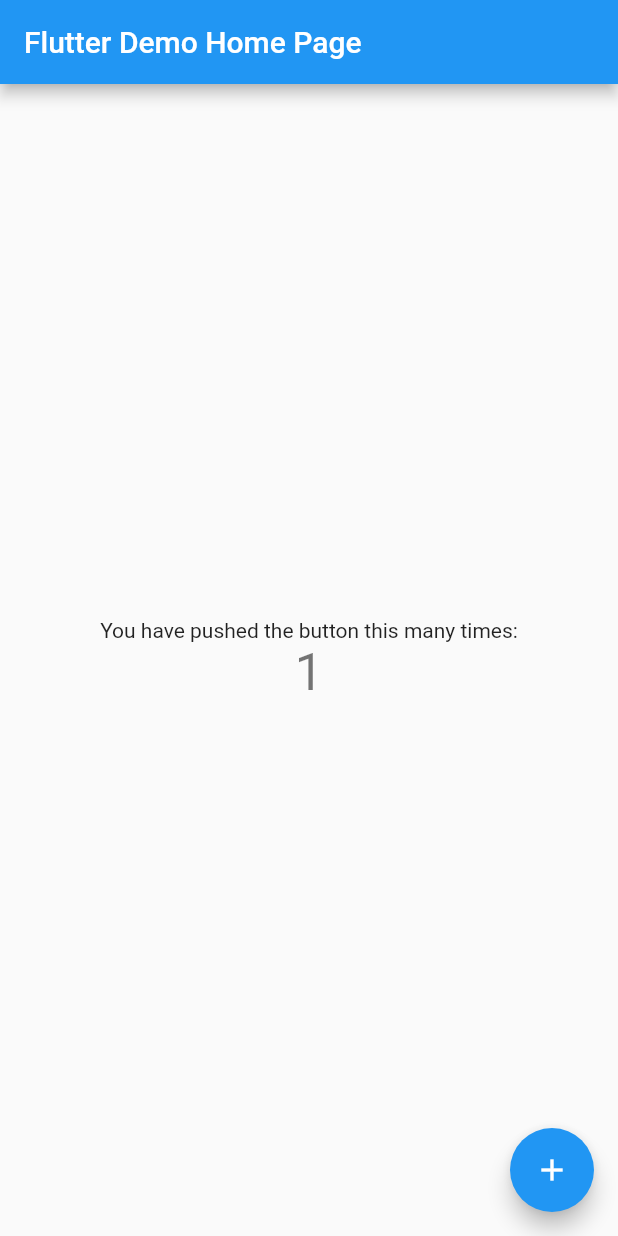
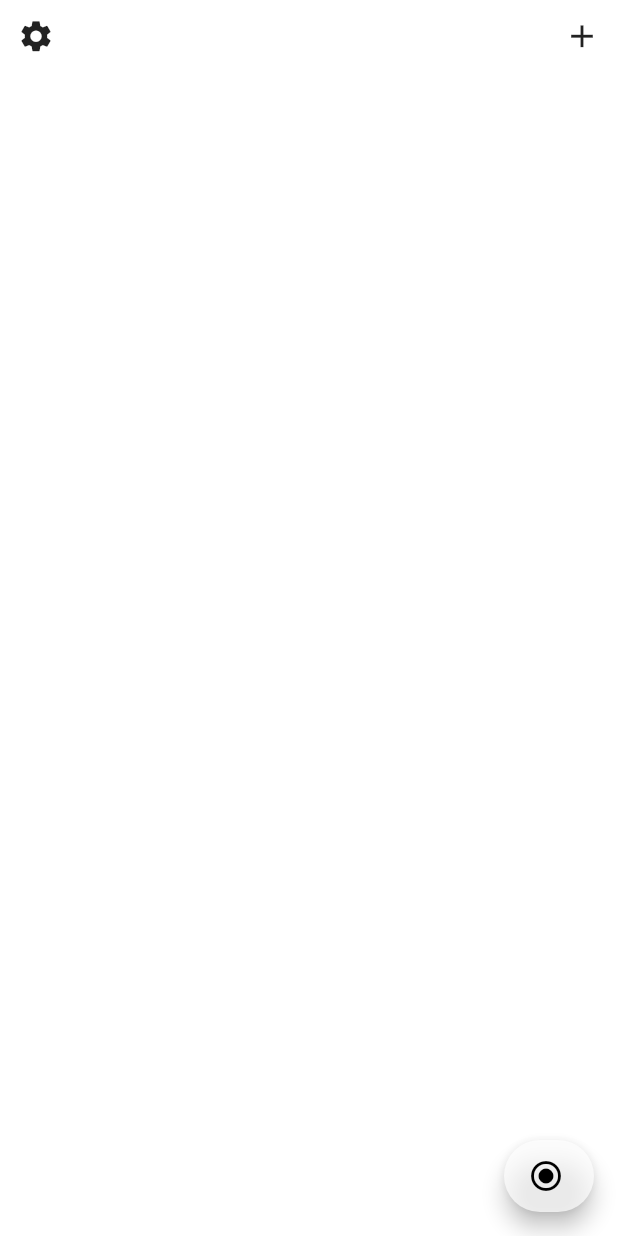
Before and after one commit to TaeBbong/clendar-frontend, a Flutter app: the screen it shows after launch, after a tap on the "add" icon, on a phone screen of 412 x 824 dp. Run offline on Flutter 3.47's test engine with Material 2 defaults, Android fonts, the phone set to English and light mode, and no system bars.

Commit message:
wip: homepage layout

```diff
--- a/lib/main.dart
+++ b/lib/main.dart
@@ -1,3 +1,5 @@
+import 'package:clendar_app/views/pages/home_page.dart';
+import 'package:clendar_app/views/pages/splash_page.dart';
 import 'package:flutter/material.dart';
 
 void main() {
@@ -7,109 +9,19 @@ void main() {
 class MyApp extends StatelessWidget {
   const MyApp({Key? key}) : super(key: key);
 
-  // This widget is the root of your application.
   @override
   Widget build(BuildContext context) {
     return MaterialApp(
       title: 'Flutter Demo',
       theme: ThemeData(
-        // This is the theme of your application.
-        //
-        // Try running your application with "flutter run". You'll see the
-        // application has a blue toolbar. Then, without quitting the app, try
-        // changing the primarySwatch below to Colors.green and then invoke
-        // "hot reload" (press "r" in the console where you ran "flutter run",
-        // or simply save your changes to "hot reload" in a Flutter IDE).
-        // Notice that the counter didn't reset back to zero; the application
-        // is not restarted.
         primarySwatch: Colors.blue,
       ),
-      home: const MyHomePage(title: 'Flutter Demo Home Page'),
+      routes: {
+        '/': (context) => SplashPage(),
+        '/home': (context) => HomePage(),
+      },
+      initialRoute: '/home',
+      debugShowCheckedModeBanner: false,
     );
   }
 }
-
-class MyHomePage extends StatefulWidget {
-  const MyHomePage({Key? key, required this.title}) : super(key: key);
-
-  // This widget is the home page of your application. It is stateful, meaning
-  // that it has a State object (defined below) that contains fields that affect
-  // how it looks.
-
-  // This class is the configuration for the state. It holds the values (in this
-  // case the title) provided by the parent (in this case the App widget) and
-  // used by the build method of the State. Fields in a Widget subclass are
-  // always marked "final".
-
-  final String title;
-
-  @override
-  State<MyHomePage> createState() => _MyHomePageState();
-}
-
-class _MyHomePageState extends State<MyHomePage> {
-  int _counter = 0;
-
-  void _incrementCounter() {
-    setState(() {
-      // This call to setState tells the Flutter framework that something has
-      // changed in this State, which causes it to rerun the build method below
-      // so that the display can reflect the updated values. If we changed
-      // _counter without calling setState(), then the build method would not be
-      // called again, and so nothing would appear to happen.
-      _counter++;
-    });
-  }
-
-  @override
-  Widget build(BuildContext context) {
-    // This method is rerun every time setState is called, for instance as done
-    // by the _incrementCounter method above.
-    //
-    // The Flutter framework has been optimized to make rerunning build methods
-    // fast, so that you can just rebuild anything that needs updating rather
-    // than having to individually change instances of widgets.
-    return Scaffold(
-      appBar: AppBar(
-        // Here we take the value from the MyHomePage object that was created by
-        // the App.build method, and use it to set our appbar title.
-        title: Text(widget.title),
-      ),
-      body: Center(
-        // Center is a layout widget. It takes a single child and positions it
-        // in the middle of the parent.
-        child: Column(
-          // Column is also a layout widget. It takes a list of children and
-          // arranges them vertically. By default, it sizes itself to fit its
-          // children horizontally, and tries to be as tall as its parent.
-          //
-          // Invoke "debug painting" (press "p" in the console, choose the
-          // "Toggle Debug Paint" action from the Flutter Inspector in Android
-          // Studio, or the "Toggle Debug Paint" command in Visual Studio Code)
-          // to see the wireframe for each widget.
-          //
-          // Column has various properties to control how it sizes itself and
-          // how it positions its children. Here we use mainAxisAlignment to
-          // center the children vertically; the main axis here is the vertical
-          // axis because Columns are vertical (the cross axis would be
-          // horizontal).
-          mainAxisAlignment: MainAxisAlignment.center,
-          children: <Widget>[
-            const Text(
-              'You have pushed the button this many times:',
-            ),
-            Text(
-              '$_counter',
-              style: Theme.of(context).textTheme.headline4,
-            ),
-          ],
-        ),
-      ),
-      floatingActionButton: FloatingActionButton(
-        onPressed: _incrementCounter,
-        tooltip: 'Increment',
-        child: const Icon(Icons.add),
-      ), // This trailing comma makes auto-formatting nicer for build methods.
-    );
-  }
-}
--- a/lib/views/pages/home_page.dart
+++ b/lib/views/pages/home_page.dart
@@ -0,0 +1,48 @@
+import 'package:clendar_app/constants/color_map.dart';
+import 'package:clendar_app/views/widgets/top_buttons.dart';
+import 'package:flutter/material.dart';
+
+class HomePage extends StatefulWidget {
+  _HomePageState createState() => _HomePageState();
+}
+
+class _HomePageState extends State<HomePage> {
+  bool floatExtended = false;
+
+  @override
+  Widget build(BuildContext context) {
+    return Scaffold(
+      backgroundColor: ColorMap.white,
+      appBar: null,
+      floatingActionButton: FloatingActionButton.extended(
+        tooltip: 'Create Card',
+        label: Row(
+          children: [
+            IconButton(onPressed: () {}, icon: Icon(Icons.save)),
+            IconButton(onPressed: () {}, icon: Icon(Icons.library_add_check)),
+
+            // Text('1'),
+            // Text('2'),
+            // Text('3'),
+          ],
+        ),
+        isExtended: floatExtended,
+        icon: Icon(
+          floatExtended == true ? Icons.close : Icons.radio_button_on,
+          color: floatExtended == true ? Colors.red : Colors.black,
+        ),
+        onPressed: () {
+          setState(() {
+            floatExtended = !floatExtended;
+          });
+        },
+        backgroundColor: floatExtended == true
+            ? Colors.blueGrey
+            : Colors.white.withOpacity(.7),
+      ),
+      body: SafeArea(
+        child: Column(children: [TopButtons()]),
+      ),
+    );
+  }
+}
--- a/lib/views/pages/splash_page.dart
+++ b/lib/views/pages/splash_page.dart
@@ -0,0 +1,20 @@
+import 'package:flutter/material.dart';
+
+class SplashPage extends StatefulWidget {
+  _SplashPageState createState() => _SplashPageState();
+}
+
+class _SplashPageState extends State<SplashPage> {
+  @override
+  void initState() {
+    super.initState();
+  }
+
+  @override
+  Widget build(BuildContext context) {
+    return Scaffold(
+      appBar: null,
+      body: Center(),
+    );
+  }
+}
--- /dev/null
+++ b/lib/views/widgets/top_buttons.dart
@@ -0,0 +1,14 @@
+import 'package:flutter/material.dart';
+
+class TopButtons extends StatelessWidget {
+  @override
+  Widget build(BuildContext context) {
+    return Row(
+      mainAxisAlignment: MainAxisAlignment.spaceBetween,
+      children: [
+        IconButton(onPressed: () {}, icon: Icon(Icons.settings, size: 25)),
+        IconButton(onPressed: () {}, icon: Icon(Icons.add, size: 25)),
+      ],
+    );
+  }
+}
```
